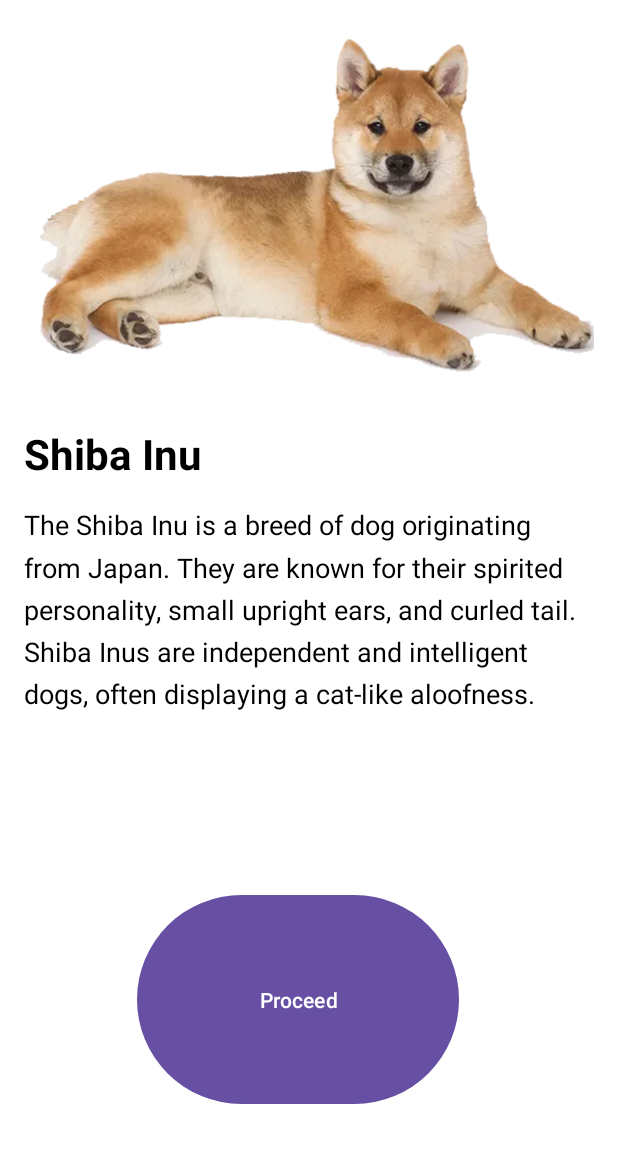
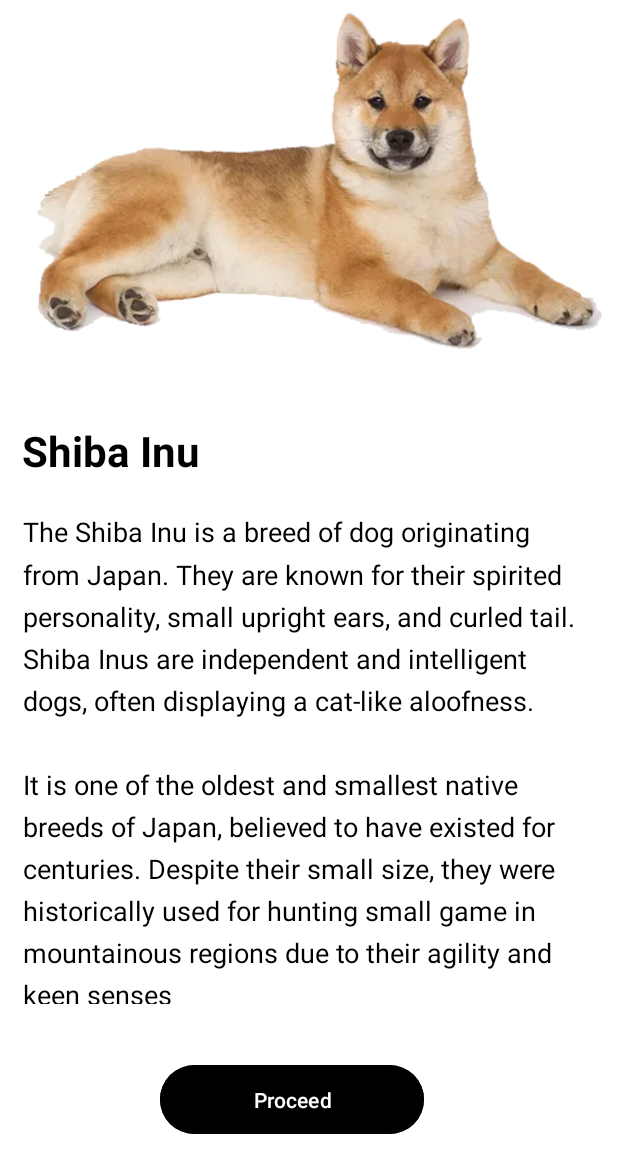
Before and after one commit to nutFL1X/VetVisor, an Android app: the Shiba screen opened directly, with no data from a screen before it, on a phone screen of 412 x 824 dp. Shown: the top 1173 px of the screen. Run offline under Robolectric (Android 15) with nearby library versions, the phone set to English and light mode, and no system bars; Roboto replaces fonts that are not available here.

Commit message:
Polished 26/03/24

```diff
--- a/app/src/main/AndroidManifest.xml
+++ b/app/src/main/AndroidManifest.xml
@@ -12,6 +12,9 @@
         android:supportsRtl="true"
         android:theme="@style/Theme.VetVisor"
         tools:targetApi="31">
+        <activity
+            android:name=".MainActivity2"
+            android:exported="false" />
         <activity
             android:name=".Symptoms"
             android:exported="false" />
--- a/app/src/main/res/layout/activity_bull.xml
+++ b/app/src/main/res/layout/activity_bull.xml
@@ -54,7 +54,9 @@
         android:layout_alignParentStart="true"
         android:layout_alignParentEnd="true"
         android:layout_alignParentBottom="true"
-
+        android:backgroundTint="#000000"
+        android:foregroundTint="#FFFFFF"
+        android:textColor="#FFFFFF"
         android:layout_marginStart="70dp"
         android:layout_marginTop="67dp"
         android:layout_marginEnd="90dp"
--- a/app/src/main/res/layout/activity_golden.xml
+++ b/app/src/main/res/layout/activity_golden.xml
@@ -52,7 +52,9 @@
       android:layout_alignParentStart="true"
       android:layout_alignParentEnd="true"
       android:layout_alignParentBottom="true"
-
+      android:backgroundTint="#000000"
+      android:foregroundTint="#FFFFFF"
+      android:textColor="#FFFFFF"
       android:layout_marginStart="75dp"
       android:layout_marginTop="34dp"
       android:layout_marginEnd="92dp"
--- a/app/src/main/res/layout/activity_shiba.xml
+++ b/app/src/main/res/layout/activity_shiba.xml
@@ -1,65 +1,74 @@
 <?xml version="1.0" encoding="utf-8"?>
 <!-- activity_shiba.xml -->
-<RelativeLayout xmlns:android="http://schemas.android.com/apk/res/android"
+<androidx.constraintlayout.widget.ConstraintLayout xmlns:android="http://schemas.android.com/apk/res/android"
+    xmlns:app="http://schemas.android.com/apk/res-auto"
     xmlns:tools="http://schemas.android.com/tools"
     android:layout_width="match_parent"
     android:layout_height="match_parent"
-    android:padding="16dp"
-    android:background="@color/white">
+    android:background="@color/white"
+    tools:context=".Shiba">
 
     <!-- Shiba Inu Image -->
     <ImageView
         android:id="@+id/shibaImageView"
         android:layout_width="match_parent"
         android:layout_height="250dp"
+        android:background="@drawable/trans"
+        android:contentDescription="@string/shiba_image_desc"
+        android:elevation="8dp"
         android:scaleType="centerCrop"
         android:src="@drawable/bgshiba"
-        android:contentDescription="@string/shiba_image_desc"
-        android:background="@drawable/trans"
-        android:elevation="8dp"
         android:transitionName="shibaImageTransition" />
 
-    <!-- Shiba Inu Breed Name -->
-
-    <!-- Shiba Inu Breed Description -->
     <TextView
         android:id="@+id/shibaNameTextView"
         android:layout_width="176dp"
         android:layout_height="wrap_content"
         android:layout_below="@id/shibaImageView"
-        android:layout_marginTop="17dp"
         android:text="@string/shiba_breed_name"
         android:textColor="@color/black"
         android:textSize="28sp"
-        android:textStyle="bold" />
+        android:textStyle="bold"
+        app:layout_constraintBottom_toTopOf="@+id/shibaDescriptionTextView"
+        app:layout_constraintEnd_toEndOf="parent"
+        app:layout_constraintHorizontal_bias="0.063"
+        app:layout_constraintStart_toStartOf="parent"
+        app:layout_constraintTop_toTopOf="parent"
+        app:layout_constraintVertical_bias="0.925" />
 
     <TextView
         android:id="@+id/shibaDescriptionTextView"
-        android:layout_width="match_parent"
-        android:layout_height="wrap_content"
+        android:layout_width="381dp"
+        android:layout_height="327dp"
         android:layout_below="@id/shibaNameTextView"
+        android:lineSpacingMultiplier="1.3"
         android:text="@string/shiba_description"
         android:textColor="@color/black"
         android:textSize="18sp"
-        android:lineSpacingMultiplier="1.3"
-        android:layout_marginTop="16dp" />
-
-    <!-- Button for Characteristics -->
-    <!-- Characteristics Description Box -->
+        app:layout_constraintBottom_toBottomOf="parent"
+        app:layout_constraintEnd_toEndOf="parent"
+        app:layout_constraintStart_toStartOf="parent"
+        app:layout_constraintTop_toBottomOf="@+id/shibaImageView"
+        app:layout_constraintVertical_bias="0.374" />
 
     <Button
         android:id="@+id/characteristicsButton"
-        android:layout_width="230dp"
-        android:layout_height="59dp"
+        android:layout_width="176dp"
+        android:layout_height="54dp"
         android:layout_below="@id/shibaDescriptionTextView"
         android:layout_alignParentStart="true"
         android:layout_alignParentEnd="true"
         android:layout_alignParentBottom="true"
-        android:layout_marginStart="75dp"
-        android:layout_marginTop="118dp"
-        android:layout_marginEnd="90dp"
-        android:layout_marginBottom="68dp"
-        android:text="Proceed" />
+        android:backgroundTint="#000000"
+        android:foregroundTint="#FFFFFF"
+        android:text="Proceed"
+        android:textColor="#FFFFFF"
+        app:layout_constraintBottom_toBottomOf="parent"
+        app:layout_constraintEnd_toEndOf="parent"
+        app:layout_constraintHorizontal_bias="0.451"
+        app:layout_constraintStart_toStartOf="parent"
+        app:layout_constraintTop_toBottomOf="@+id/shibaDescriptionTextView"
+        app:layout_constraintVertical_bias="0.361" />
 
     <TextView
         android:id="@+id/characteristicsTextView"
@@ -67,9 +76,9 @@
         android:layout_height="wrap_content"
         android:layout_below="@id/characteristicsButton"
         android:layout_marginTop="16dp"
-        android:visibility="gone"
         android:text="@string/shiba_characteristics"
         android:textColor="@color/black"
-        android:textSize="16sp" />
+        android:textSize="16sp"
+        android:visibility="gone" />
 
-</RelativeLayout>
+</androidx.constraintlayout.widget.ConstraintLayout>
--- a/app/src/main/res/values/strings.xml
+++ b/app/src/main/res/values/strings.xml
@@ -14,7 +14,7 @@
     <string name="large_text">PUGS ARE THE BEST</string>
     <string name="shiba_image_desc">Shiba Inu Image Description</string>
     <string name="shiba_breed_name">Shiba Inu</string>
-    <string name="shiba_description">The Shiba Inu is a breed of dog originating from Japan. They are known for their spirited personality, small upright ears, and curled tail. Shiba Inus are independent and intelligent dogs, often displaying a cat-like aloofness.</string>
+    <string name="shiba_description">The Shiba Inu is a breed of dog originating from Japan. They are known for their spirited personality, small upright ears, and curled tail. Shiba Inus are independent and intelligent dogs, often displaying a cat-like aloofness.\n\nIt  is one of the oldest and smallest native breeds of Japan, believed to have existed for centuries. Despite their small size, they were historically used for hunting small game in mountainous regions due to their agility and keen senses</string>
     <string name="shiba_characteristics">Shiba Inus are spirited, alert, and bold dogs. They are known for their confident and independent nature. Shiba Inus are loyal companions but can be reserved around strangers. They require early socialization and consistent training.</string>
     <string name="golden_retriever_image_desc">Golden Retriever Image Description</string>
     <string name="golden_retriever_breed_name">Golden Retriever</string>
```
Also changed, not shown: app/src/main/res/layout/activity_main.xml (+18 -28 lines), app/src/main/res/layout/activity_pug.xml (+5 -2 lines), app/src/main/res/drawable/bulldog.png, app/src/main/res/drawable/pug.png, app/src/main/res/drawable/shiba.png, 2 other files.
